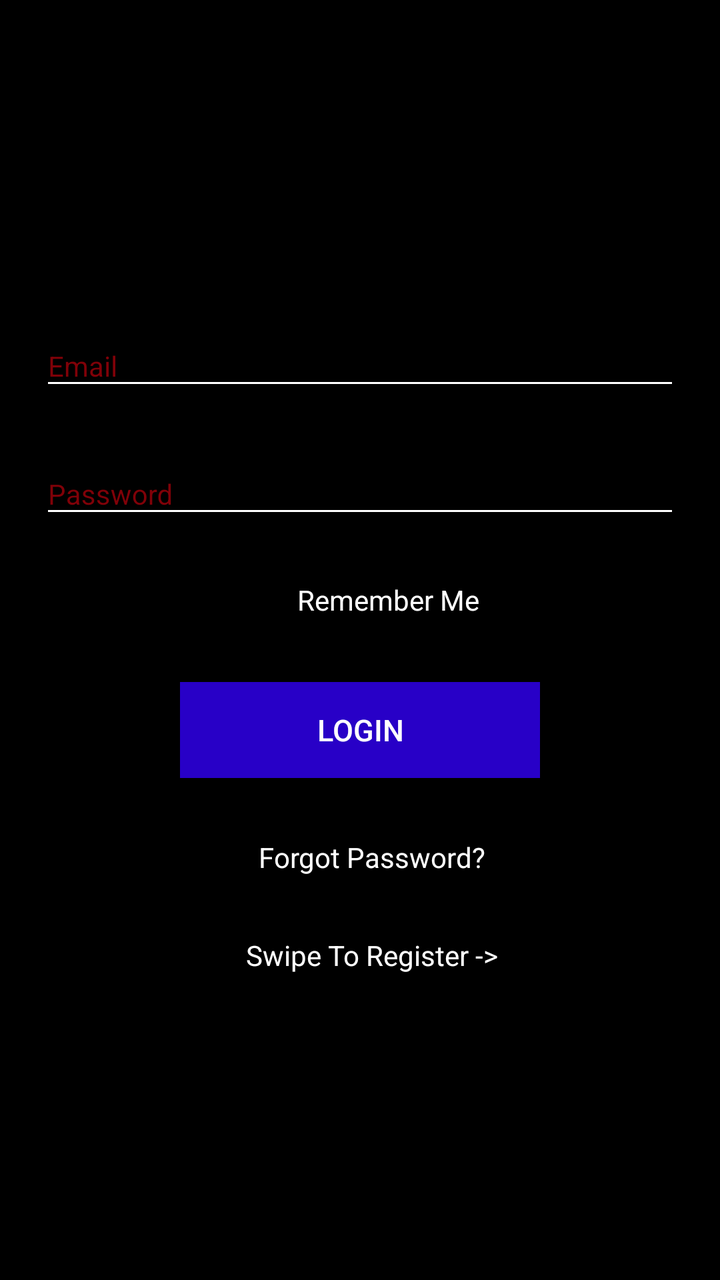
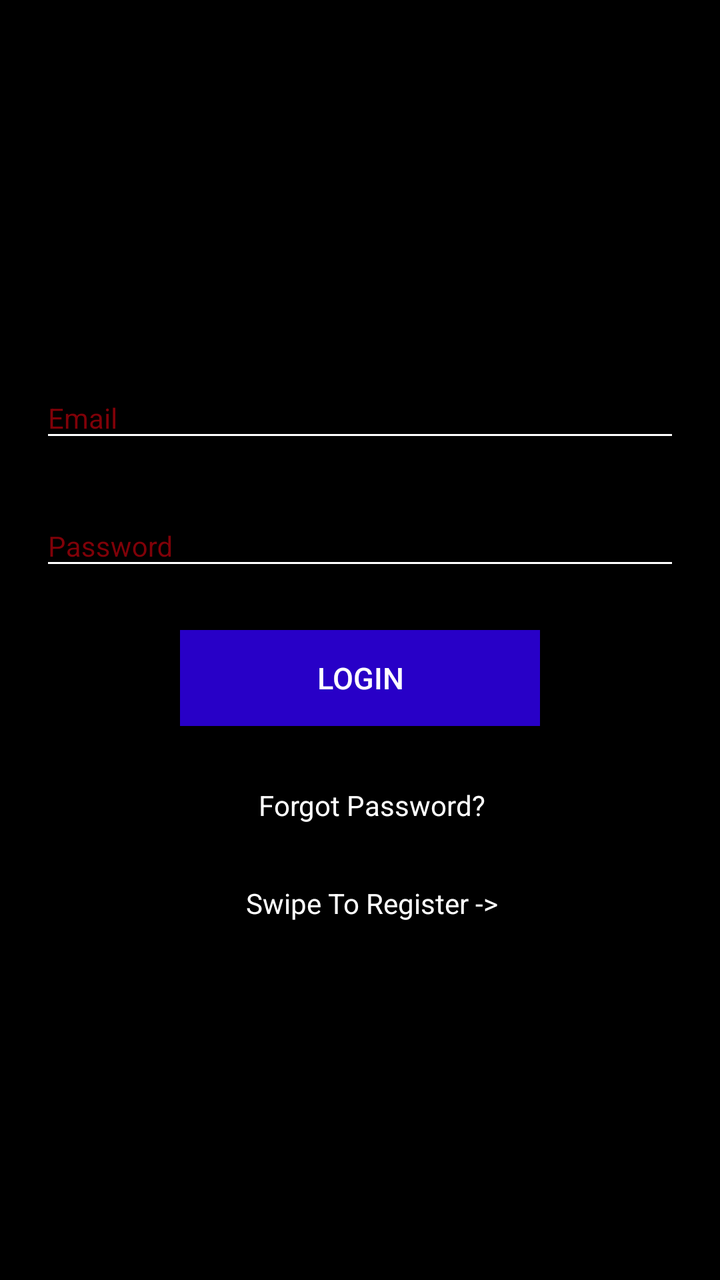

Before-and-after screenshots of an Android layout around one commit, followed by the original layout XML and the change that was made.
<!-- AndroidManifest.xml: application theme AppTheme -->
<!-- res/layout/login_tab.xml -->
<?xml version="1.0" encoding="utf-8"?>
<LinearLayout
    xmlns:android="http://schemas.android.com/apk/res/android"
    xmlns:tools="http://schemas.android.com/tools"
    android:layout_width="match_parent"
    android:orientation="vertical"
    android:layout_height="match_parent"
    android:gravity="center"
    android:background="@color/colorAccent"
    >

    <android.support.design.widget.TextInputLayout
        android:layout_width="match_parent"
        android:layout_height="wrap_content"
        android:theme="@style/EditTextHint">

        <android.support.design.widget.TextInputEditText
            android:id="@+id/email"
            android:textColor="@color/white"
            android:layout_width="match_parent"
            android:layout_height="wrap_content"
            android:layout_weight="0"
            android:layout_marginLeft="20dp"
            android:layout_marginRight="20dp"
            android:hint="Email"
            />

    </android.support.design.widget.TextInputLayout>

    <android.support.design.widget.TextInputLayout
        android:layout_width="match_parent"
        android:layout_height="wrap_content"
        android:layout_marginTop="17dp"
        android:theme="@style/EditTextHint">
        <android.support.design.widget.TextInputEditText
            android:id="@+id/password"
            android:layout_width="match_parent"
            android:layout_height="wrap_content"
            android:inputType="textPassword"
            android:textColor="@color/white"
            android:layout_weight="0"
            android:layout_marginLeft="20dp"
            android:layout_marginRight="20dp"
            android:hint="Password"
            />
    </android.support.design.widget.TextInputLayout>

    <CheckBox
        android:layout_width="wrap_content"
        android:layout_height="wrap_content"
        android:layout_marginTop="20dp"
        android:layout_marginLeft="-2dp"
        android:textColor="@color/white"
        android:text="Remember Me" />
    <Button
        android:layout_width="180dp"
        android:id="@+id/lo"
        android:layout_height="wrap_content"
        android:text="LOGIN"
        android:background="#2800c7"
        android:textSize="15sp"
        android:textColor="#fff"
        android:layout_marginTop="25dp"/>


    <TextView
        android:id="@+id/forgotw"
        android:layout_width="wrap_content"
        android:layout_height="wrap_content"
        android:text="Forgot Password?"
        android:layout_marginTop="30dp"
        android:textColor="@color/white"
        android:layout_marginLeft="6dp"
        />
    <TextView
        android:layout_width="wrap_content"
        android:layout_height="wrap_content"
        android:text="Swipe To Register ->"
        android:layout_marginTop="30dp"
        android:textColor="@color/white"
        android:layout_marginLeft="6dp"
        />
</LinearLayout>
<!-- resources referenced by this layout -->
<resources>
  <color name="colorAccent">#000</color>
  <color name="white">#fff</color>
  <style name="EditTextHint" parent="TextAppearance.AppCompat">
          <item name="colorAccent">@android:color/holo_blue_dark</item>
          <item name="android:textColorHint">#800108</item>
          <item name="android:textColor">#fff</item>
          <item name="colorControlNormal">@color/white</item>
          <item name="colorControlActivated">#800108</item>
          <item name="colorControlHighlight">@color/white</item>
      </style>
  <style name="AppTheme" parent="Theme.AppCompat.Light.DarkActionBar">
          
          <item name="colorPrimary">@color/colorPrimary</item>
          <item name="colorPrimaryDark">@color/colorPrimaryDark</item>
          <item name="colorAccent">@color/colorAccent</item>
      </style>
  <color name="colorPrimary">#3F51B5</color>
  <color name="colorPrimaryDark">#303F9F</color>
</resources>

<!-- the commit's change to res/layout/login_tab.xml (unified diff, before → after) -->
@@ -45,13 +45,13 @@
             />
     </android.support.design.widget.TextInputLayout>
 
-    <CheckBox
-        android:layout_width="wrap_content"
-        android:layout_height="wrap_content"
-        android:layout_marginTop="20dp"
-        android:layout_marginLeft="-2dp"
-        android:textColor="@color/white"
-        android:text="Remember Me" />
+    
+        
+        
+        
+        
+        
+        
     <Button
         android:layout_width="180dp"
         android:id="@+id/lo"
